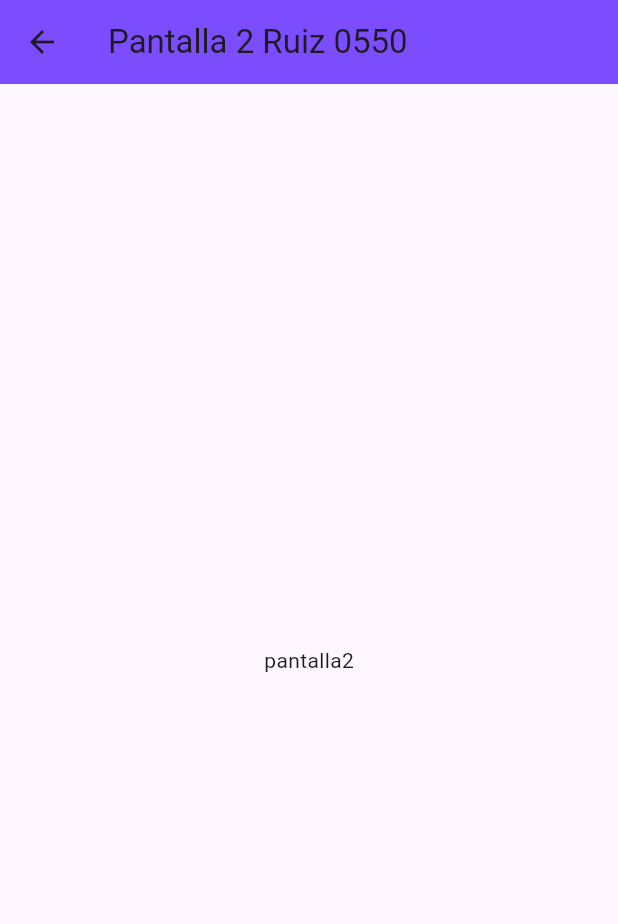
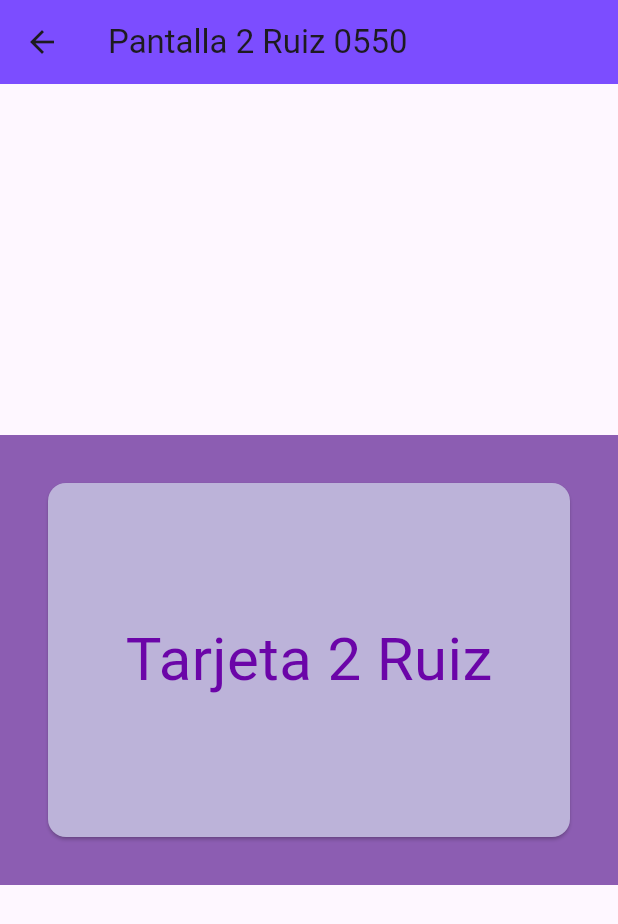
Before and after one commit to veronicaruizav/p15rutas_0550, a Flutter app: the screen it shows after launch, after a tap on "mover a pantalla 2", on a phone screen of 412 x 824 dp. Shown: the top 924 px of the screen. Run offline on Flutter 3.47's test engine with Material 3 defaults, Android fonts, the phone set to English and light mode, and no system bars.

```diff
--- a/lib/pantalla2_0550.dart
+++ b/lib/pantalla2_0550.dart
@@ -13,8 +13,21 @@ class Pantalla2_0550 extends StatelessWidget {
         backgroundColor: Colors.deepPurpleAccent,
       ),
       body: Center(
-        child: Text(
-          'pantalla2',
+        child: Container(
+          color: Color(0xff8c5db2),
+          width: double.infinity,
+          height: 300,
+          child: Card(
+            color: Color(0xffbcb3d9),
+            margin: EdgeInsets.all(32),
+            child: Padding(
+                padding: EdgeInsets.all(16),
+                child: Center(
+                    child: Text(
+                  "Tarjeta 2 Ruiz",
+                  style: TextStyle(fontSize: 40, color: Color(0xff6b05a8)),
+                ))),
+          ),
         ),
       ),
     );
--- a/lib/pantallaini_0550.dart
+++ b/lib/pantallaini_0550.dart
@@ -20,7 +20,7 @@ class PantallaIni_0550 extends StatelessWidget {
             onPressed: () {
               Navigator.pushNamed(context, "/Pantalla1_0550");
             }, //fin onpressed
-            child: Text("mover a pantalla 1"),
+            child: const Text("Ejemplo Card 1"),
           ),
           ElevatedButton(
             onPressed: () {
```
Also changed, not shown: lib/pantalla1_0550.dart (+18 -14 lines).
